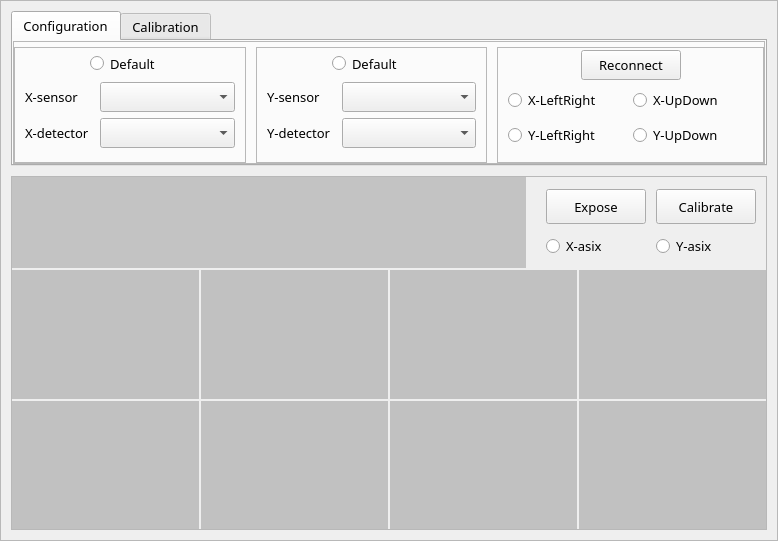
This is mvsystemsettings.ui in hautlyq-hub/XVCB as Qt 5 draws it before an edit. The edited form follows.
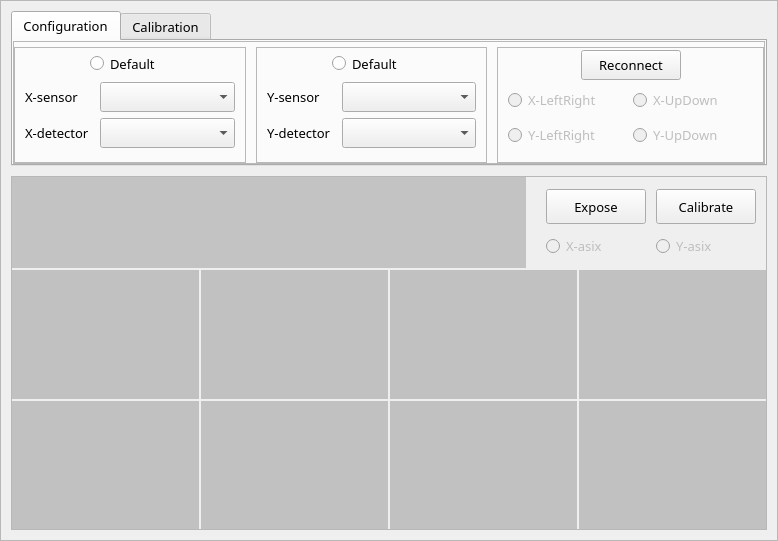
This is the edited form. Custom widgets are drawn as their Qt base class.

Patch:
```diff
--- a/mvsystemsettings.ui
+++ b/mvsystemsettings.ui
@@ -676,6 +676,9 @@
                  <layout class="QHBoxLayout" name="horizontalLayout_7">
                   <item>
                    <widget class="QRadioButton" name="mRBtnSensorOri1LR">
+                    <property name="enabled">
+                     <bool>false</bool>
+                    </property>
                     <property name="sizePolicy">
                      <sizepolicy hsizetype="Expanding" vsizetype="Fixed">
                       <horstretch>0</horstretch>
@@ -704,6 +707,9 @@
                   </item>
                   <item>
                    <widget class="QRadioButton" name="mRBtnSensorOri1UpDown">
+                    <property name="enabled">
+                     <bool>false</bool>
+                    </property>
                     <property name="sizePolicy">
                      <sizepolicy hsizetype="Expanding" vsizetype="Fixed">
                       <horstretch>0</horstretch>
@@ -736,6 +742,9 @@
                  <layout class="QHBoxLayout" name="horizontalLayout_8">
                   <item>
                    <widget class="QRadioButton" name="mRBtnSensorOri2LR">
+                    <property name="enabled">
+                     <bool>false</bool>
+                    </property>
                     <property name="sizePolicy">
                      <sizepolicy hsizetype="Expanding" vsizetype="Fixed">
                       <horstretch>0</horstretch>
@@ -764,6 +773,9 @@
                   </item>
                   <item>
                    <widget class="QRadioButton" name="mRBtnSensorOri2UpDown">
+                    <property name="enabled">
+                     <bool>false</bool>
+                    </property>
                     <property name="sizePolicy">
                      <sizepolicy hsizetype="Expanding" vsizetype="Fixed">
                       <horstretch>0</horstretch>
@@ -1287,6 +1299,9 @@
              </item>
              <item row="1" column="0">
               <widget class="QRadioButton" name="mRBtnX">
+               <property name="enabled">
+                <bool>false</bool>
+               </property>
                <property name="minimumSize">
                 <size>
                  <width>0</width>
@@ -1306,6 +1321,9 @@
              </item>
              <item row="1" column="1">
               <widget class="QRadioButton" name="mRBtnY">
+               <property name="enabled">
+                <bool>false</bool>
+               </property>
                <property name="minimumSize">
                 <size>
                  <width>0</width>
```
